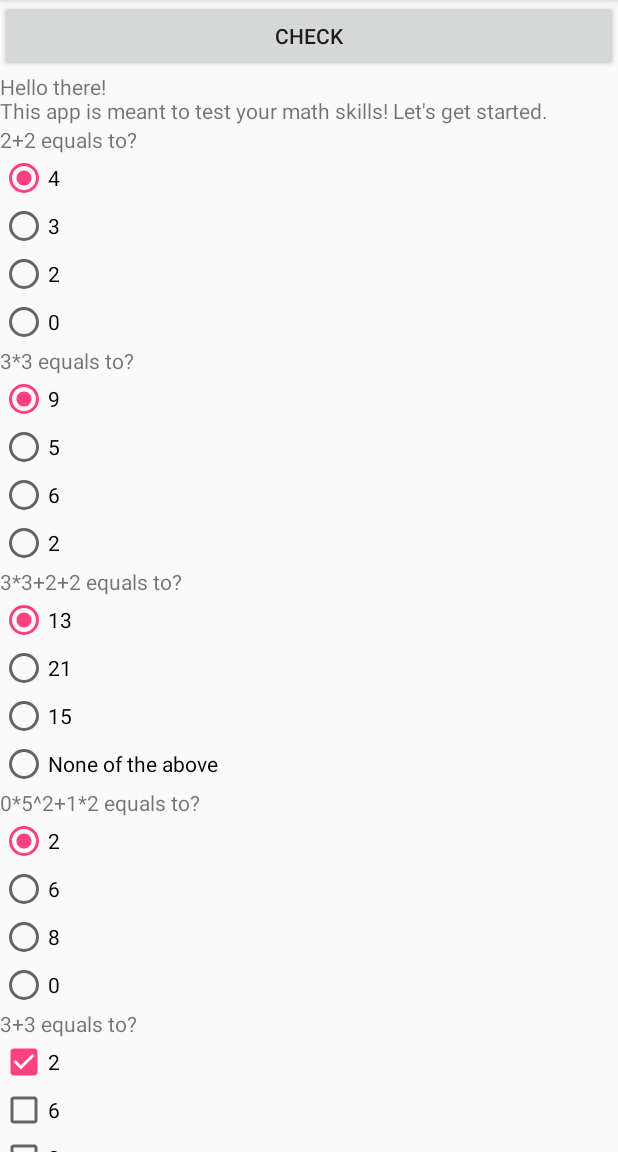
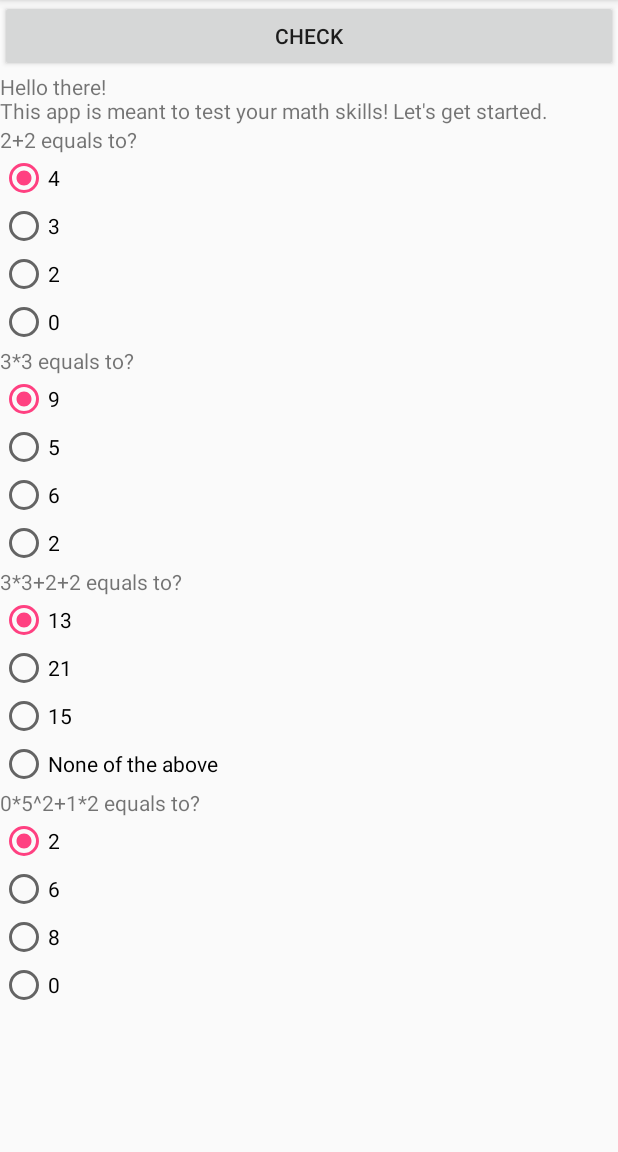
Before and after one commit to Knayd/QuizApp, an Android app: the screen it shows after launch (MainActivity), after a tap on "CHECK", on a phone screen of 412 x 824 dp, the part 84-1236 px from its top. Run offline under Robolectric (Android 15) with nearby library versions, the phone set to English and light mode, and no system bars.

Commit message:
works with rb

```diff
--- a/app/src/main/java/com/example/knayd/quizapp/CheckBoxQuestion.java
+++ b/app/src/main/java/com/example/knayd/quizapp/CheckBoxQuestion.java
@@ -2,8 +2,8 @@ package com.example.knayd.quizapp;
 
 public class CheckBoxQuestion extends Question {
 
-    CheckBoxQuestion(String question, String option1, String option2, String option3, String option4) {
-        super(question,option1,option2,option3,option4);
+    CheckBoxQuestion(String question, String option1, String option2, String option3, String option4, int correctAnswer) {
+        super(question,option1,option2,option3,option4, correctAnswer);
     }
 
 }
--- a/app/src/main/java/com/example/knayd/quizapp/MainActivity.java
+++ b/app/src/main/java/com/example/knayd/quizapp/MainActivity.java
@@ -8,12 +8,11 @@ import android.view.View;
 import android.widget.Button;
 import android.widget.CheckBox;
 import android.widget.RadioButton;
-import android.widget.TextView;
 import android.widget.Toast;
 
 import java.util.ArrayList;
 
-public class MainActivity extends AppCompatActivity {
+public class MainActivity extends AppCompatActivity implements QuestionAdapter.OnRadioButtonSelected {
     RecyclerView rv;
     Button btnCheck;
     String numberOfIncorrect="";
@@ -40,41 +39,36 @@ public class MainActivity extends AppCompatActivity {
         //Fill the list with the questions
 
         //RB
-        questionList.add(new RadioButtonQuestion("2+2 equals to?","4","3","2","0"));
-        questionList.add(new RadioButtonQuestion("3*3 equals to?","9","5","6","2"));
-        questionList.add(new RadioButtonQuestion("3*3+2+2 equals to?","13","21","15","None of the above"));
-        questionList.add(new RadioButtonQuestion("0*5^2+1*2 equals to?","2","6","8","0"));
+        questionList.add(new RadioButtonQuestion("2+2 equals to?","4","3","2","0",1));
+        questionList.add(new RadioButtonQuestion("3*3 equals to?","9","5","6","2",1));
+        questionList.add(new RadioButtonQuestion("3*3+2+2 equals to?","13","21","15","None of the above",1));
+        questionList.add(new RadioButtonQuestion("0*5^2+1*2 equals to?","2","6","8","0",1));
         //CB
-        questionList.add(new CheckBoxQuestion("3+3 equals to?","2","6","8","0"));
-        questionList.add(new CheckBoxQuestion("4+4 equals to?","2","6","8","0"));
-        questionList.add(new CheckBoxQuestion("5+5 equals to?","2","6","8","0"));
-        questionList.add(new CheckBoxQuestion("6+6 equals to?","2","6","8","0"));
+//        questionList.add(new CheckBoxQuestion("3+3 equals to?","2","6","8","0"));
+//        questionList.add(new CheckBoxQuestion("4+4 equals to?","2","6","8","0"));
+//        questionList.add(new CheckBoxQuestion("5+5 equals to?","2","6","8","0"));
+//        questionList.add(new CheckBoxQuestion("6+6 equals to?","2","6","8","0"));
 
         //Do the adapter-magic
-        QuestionAdapter adapter = new QuestionAdapter(questionList);
+        QuestionAdapter adapter = new QuestionAdapter(this, questionList);
         //Show the items in the rv
         rv.setAdapter(adapter);
 
+        //region check button
         btnCheck.setOnClickListener(new View.OnClickListener() {
             @Override
             public void onClick(View view) {
 
                 for (int i=0;i<questionList.size(); i++) {
 
-                    //Gets the entire view by the position
-                    View v = llm.findViewByPosition(i);
                     //First, I check what kind of object is stored in the list which has to match with the one in the RV
 
                     if(questionList.get(i) instanceof RadioButtonQuestion) {
                         //With that object, now I have access to the individual elements of the view
-                        RadioButton op1 = v.findViewById(R.id.rb_option1);
-                        RadioButton op2 = v.findViewById(R.id.rb_option2);
-                        RadioButton op3 = v.findViewById(R.id.rb_option3);
-                        RadioButton op4 = v.findViewById(R.id.rb_option4);
 
                         if (i==0){
                             //Checks for the first question
-                            if(op1.isChecked()){
+                            if(((RadioButtonQuestion) questionList.get(i)).getCorrectAnswer() == 1){
                                 correctAnswers+=1;
                             } else {
                                 incorrectAnswers+=1;
@@ -82,7 +76,7 @@ public class MainActivity extends AppCompatActivity {
                             }
                         } else if(i==1) {
                             //Checks for the second question
-                            if(op1.isChecked()){
+                            if(((RadioButtonQuestion) questionList.get(i)).getCorrectAnswer() == 1){
                                 correctAnswers+=1;
                             } else {
                                 incorrectAnswers+=1;
@@ -90,7 +84,7 @@ public class MainActivity extends AppCompatActivity {
                             }
                         } else if(i==2) {
                             //Checks for the third question
-                            if(op1.isChecked()){
+                            if(((RadioButtonQuestion) questionList.get(i)).getCorrectAnswer() == 1){
                                 correctAnswers+=1;
                             } else {
                                 incorrectAnswers+=1;
@@ -98,57 +92,19 @@ public class MainActivity extends AppCompatActivity {
                             }
                         } else if(i==3) {
                             //Checks for the fourth question
-                            if(op1.isChecked()){
+                            if(((RadioButtonQuestion) questionList.get(i)).getCorrectAnswer() == 1){
                                 correctAnswers+=1;
                             } else {
                                 incorrectAnswers+=1;
                                 numberOfIncorrect += "N."+(i+1) + " ";
                             }
                         }
-                    } else {
-                        //With that object, now I have access to the individual elements of the view
-                        CheckBox op1 = v.findViewById(R.id.cb_option1);
-                        CheckBox op2 = v.findViewById(R.id.cb_option2);
-                        CheckBox op3 = v.findViewById(R.id.cb_option3);
-                        CheckBox op4 = v.findViewById(R.id.cb_option4);
+                    } else { //if it is an instance of CheckBoxQuestion
 
-                        if (i==0){
-                            //Checks for the fifth question
-                            if(op1.isChecked()){
-                                correctAnswers+=1;
-                            } else {
-                                incorrectAnswers+=1;
-                                numberOfIncorrect += "N."+(i+1) + " ";
-                            }
-                        } else if(i==1) {
-                            //Checks for the sixth question
-                            if(op1.isChecked()){
-                                correctAnswers+=1;
-                            } else {
-                                incorrectAnswers+=1;
-                                numberOfIncorrect += "N."+(i+1) + " ";
-                            }
-                        } else if(i==2) {
-                            //Checks for the seventh question
-                            if(op1.isChecked()){
-                                correctAnswers+=1;
-                            } else {
-                                incorrectAnswers+=1;
-                                numberOfIncorrect += "N."+(i+1) + " ";
-                            }
-                        } else if(i==3) {
-                            //Checks for the eighth question
-                            if(op1.isChecked()){
-                                correctAnswers+=1;
-                            } else {
-                                incorrectAnswers+=1;
-                                numberOfIncorrect += "N."+(i+1) + " ";
-                            }
-                        }
+
                     }
 
                 }
-
                 //In case the user gets all the right answers
                 if(numberOfIncorrect.equals("")) {
                     numberOfIncorrect = "None";
@@ -162,6 +118,12 @@ public class MainActivity extends AppCompatActivity {
                 numberOfIncorrect ="";
             }
         });
+        //endregion
 
     }
+    //Implementation of the interface
+    @Override
+    public void onRadioButtonSelected(int position, int answer) {
+         questionList.get(position).setCorrectAnswer(answer);
+    }
 }
--- a/app/src/main/java/com/example/knayd/quizapp/Question.java
+++ b/app/src/main/java/com/example/knayd/quizapp/Question.java
@@ -2,19 +2,26 @@ package com.example.knayd.quizapp;
 
 public class Question {
     String question,option1,option2,option3,option4;
-
-
+    int correctAnswer;
 
     Question(){}
 
-    public Question(String question, String option1, String option2, String option3, String option4) {
+    public Question(String question, String option1, String option2, String option3, String option4, int correctAnswer) {
         this.question = question;
         this.option1 = option1;
         this.option2 = option2;
         this.option3 = option3;
         this.option4 = option4;
+        this.correctAnswer = correctAnswer;
+
+    }
+    public int getCorrectAnswer() {
+        return correctAnswer;
     }
 
+    public void setCorrectAnswer(int correctAnswer) {
+        this.correctAnswer = correctAnswer;
+    }
     public String getQuestion() {
         return question;
     }
--- a/app/src/main/java/com/example/knayd/quizapp/QuestionAdapter.java
+++ b/app/src/main/java/com/example/knayd/quizapp/QuestionAdapter.java
@@ -1,25 +1,32 @@
 package com.example.knayd.quizapp;
 
-import android.provider.MediaStore;
 import android.support.v7.widget.RecyclerView;
 import android.view.LayoutInflater;
 import android.view.View;
 import android.view.ViewGroup;
 import android.widget.CheckBox;
 import android.widget.RadioButton;
+import android.widget.RadioGroup;
 import android.widget.TextView;
 
-import java.util.ArrayList;
 import java.util.List;
 
 public class QuestionAdapter extends RecyclerView.Adapter<RecyclerView.ViewHolder> {
 
+    OnRadioButtonSelected mCallBack;
     List<Question> questionList;
+
+    //The interface
+    public interface OnRadioButtonSelected {
+       void onRadioButtonSelected(int position, int answer);
+    }
 
     private final int RADIO_LAYOUT = 0, CHECKBOX_LAYOUT=1;
 
-    public QuestionAdapter(List<Question> questionList) {
+    //
+    public QuestionAdapter(OnRadioButtonSelected callBack, List<Question> questionList) {
         this.questionList = questionList;
+        this.mCallBack = callBack;
     }
 
     @Override
@@ -55,7 +62,6 @@ public class QuestionAdapter extends RecyclerView.Adapter<RecyclerView.ViewHolde
             cb.bindView(questionList, position);
         }
 
-
     }
 
     @Override
@@ -74,15 +80,15 @@ public class QuestionAdapter extends RecyclerView.Adapter<RecyclerView.ViewHolde
         return questionList.size();
     }
 
-}
-
     //A class for every type of viewholder
     class RBQuestionViewHolder extends RecyclerView.ViewHolder{
         TextView question;
         RadioButton option1,option2,option3,option4;
+        RadioGroup radioGroup;
 
         public RBQuestionViewHolder(View itemView) {
             super(itemView);
+            radioGroup = itemView.findViewById(R.id.rg);
             question = itemView.findViewById(R.id.tv_question);
             option1 = itemView.findViewById(R.id.rb_option1);
             option2 = itemView.findViewById(R.id.rb_option2);
@@ -90,16 +96,40 @@ class RBQuestionViewHolder extends RecyclerView.ViewHolder{
             option4 = itemView.findViewById(R.id.rb_option4);
         }
         //Sets the configurations for the RB VH
-    public void bindView(List<Question> list, int position) {
+        public void bindView(List<Question> list, final int position) {
             question.setText(list.get(position).getQuestion());
             option1.setText(list.get(position).getOption1());
             option1.setChecked(true); //This is so the first rb appears checked
             option2.setText(list.get(position).getOption2());
             option3.setText(list.get(position).getOption3());
             option4.setText(list.get(position).getOption4());
+
+            //checks when an element of the radiogroup is clicked
+            radioGroup.setOnCheckedChangeListener(new RadioGroup.OnCheckedChangeListener() {
+                @Override
+                public void onCheckedChanged(RadioGroup radioGroup, int i) {
+                    switch (i) {
+                        case R.id.rb_option1 :
+                            mCallBack.onRadioButtonSelected(position, 1);
+                            break;
+                        case R.id.rb_option2 :
+                            mCallBack.onRadioButtonSelected(position, 2);
+                            break;
+                        case R.id.rb_option3 :
+                            mCallBack.onRadioButtonSelected(position, 3);
+                            break;
+                        case R.id.rb_option4 :
+                            mCallBack.onRadioButtonSelected(position, 4);
+                            break;
+                    }
+                }
+            });
         }
 
     }
+}
+
+
 
 class CBQuestionViewHolder extends RecyclerView.ViewHolder{
 
--- a/app/src/main/java/com/example/knayd/quizapp/RadioButtonQuestion.java
+++ b/app/src/main/java/com/example/knayd/quizapp/RadioButtonQuestion.java
@@ -1,8 +1,9 @@
 package com.example.knayd.quizapp;
 
 public class RadioButtonQuestion extends Question {
-    RadioButtonQuestion(String question, String option1, String option2, String option3, String option4) {
-        super(question, option1, option2, option3, option4);
+
+    RadioButtonQuestion(String question, String option1, String option2, String option3, String option4, int correctAnswer) {
+        super(question, option1, option2, option3, option4, correctAnswer);
     }
 
 }
--- a/app/src/main/res/layout/item_question_radiobutton.xml
+++ b/app/src/main/res/layout/item_question_radiobutton.xml
@@ -12,6 +12,7 @@
         android:text="Question Question Question Question Question Question Question Question Question"/>
 
     <RadioGroup
+        android:id="@+id/rg"
         android:layout_width="match_parent"
         android:layout_height="wrap_content">
 
```
Lines whose indentation alone changed are shown as unchanged.
